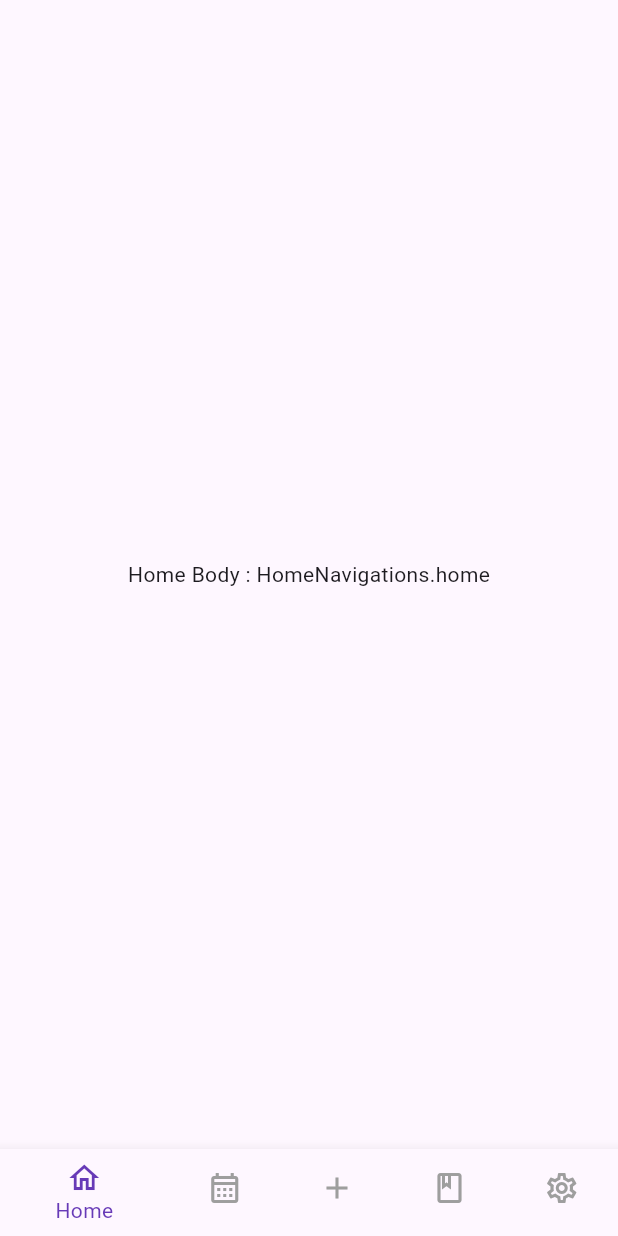
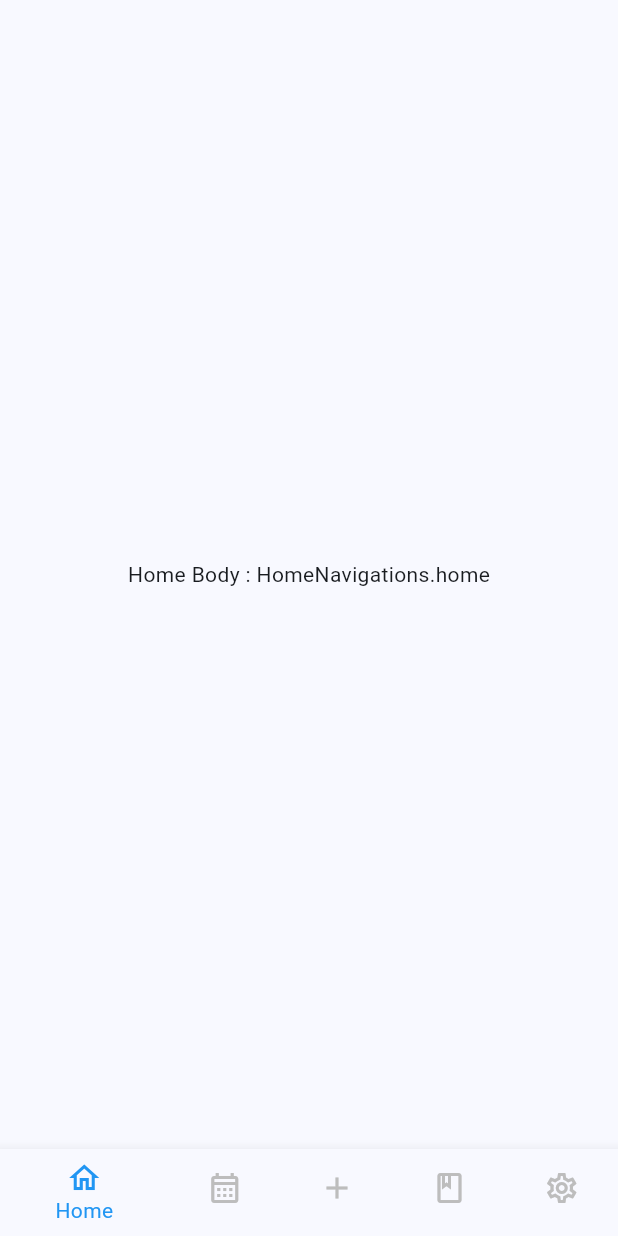
Before and after one commit to geminiApiDevKorea/diary_flutter, a Flutter app: the screen it shows after launch, after a tap on "Get started", on a phone screen of 412 x 824 dp. Run offline on Flutter 3.47's test engine with Material 3 defaults, Android fonts, the light colour scheme and no system bars.

Commit message:
일기 작성 화면 기본 구현

```diff
--- a/lib/main.dart
+++ b/lib/main.dart
@@ -17,17 +17,16 @@
       title: 'Music Diary',
       debugShowCheckedModeBanner: false,
       theme: ThemeData(
-        colorScheme: ColorScheme.fromSeed(seedColor: Colors.deepPurple),
-        bottomNavigationBarTheme: const BottomNavigationBarThemeData(
-          selectedItemColor: Colors.deepPurple,
-          unselectedItemColor: Colors.grey,
+        colorScheme: ColorScheme.fromSeed(seedColor: Colors.blue),
+        bottomNavigationBarTheme: BottomNavigationBarThemeData(
+          selectedItemColor: Colors.blue,
+          unselectedItemColor: Colors.grey[400],
         ),
         useMaterial3: true,
       ),
-      initialRoute: '/',
+      home: const SplashScreen(),
       routes: {
-        '/': (context) => const SplashScreen(),
-        '/home': (context) {
+        HomeScreen.routeName: (context) {
           return HomeScreen(
             homeNavigationNotifier: HomeNavigationNotifier(
               HomeNavigations.home,
--- a/lib/presentation/home/home_body.dart
+++ b/lib/presentation/home/home_body.dart
@@ -1,4 +1,7 @@
+import 'package:diary_flutter/common/enums.dart';
 import 'package:diary_flutter/common/types.dart';
+import 'package:diary_flutter/presentation/home/home_temporary_tab.dart';
+import 'package:diary_flutter/presentation/log/home_log_tab.dart';
 import 'package:flutter/material.dart';
 
 class HomeBody extends StatelessWidget {
@@ -12,10 +15,9 @@ class HomeBody extends StatelessWidget {
   Widget build(BuildContext context) {
     return ValueListenableBuilder(
       valueListenable: homeNavigationNotifier,
-      builder: (context, value, child) {
-        return Center(
-          child: Text('Home Body : ${homeNavigationNotifier.value}'),
-        );
+      builder: (context, value, child) => switch (value) {
+        HomeNavigations.log => const HomeLogTab(),
+        _ => HomeTemporaryTab(homeNavigations: value),
       },
     );
   }
--- a/lib/presentation/home/home_bottom_navigation_bar.dart
+++ b/lib/presentation/home/home_bottom_navigation_bar.dart
@@ -10,11 +10,7 @@ class HomeBottomNavigationBar extends StatelessWidget {
   });
 
   _onTap(int index) {
-    final selectedTap = HomeNavigations.values[index];
-    // log인 경우 일기 작성창을 modal로 띄우고 나머지는 화면 갱신
-    if (selectedTap != HomeNavigations.log) {
-      homeNavigationNotifier.value = selectedTap;
-    }
+    homeNavigationNotifier.value = HomeNavigations.values[index];
   }
 
   @override
--- /dev/null
+++ b/lib/presentation/home/home_temporary_tab.dart
@@ -0,0 +1,17 @@
+import 'package:diary_flutter/common/enums.dart';
+import 'package:flutter/material.dart';
+
+class HomeTemporaryTab extends StatelessWidget {
+  final HomeNavigations homeNavigations;
+  const HomeTemporaryTab({
+    super.key,
+    required this.homeNavigations,
+  });
+
+  @override
+  Widget build(BuildContext context) {
+    return Center(
+      child: Text('Home Body : $homeNavigations'),
+    );
+  }
+}
--- a/lib/presentation/home_screen.dart
+++ b/lib/presentation/home_screen.dart
@@ -4,6 +4,7 @@ import 'package:diary_flutter/presentation/home/home_bottom_navigation_bar.dart'
 import 'package:flutter/material.dart';
 
 class HomeScreen extends StatelessWidget {
+  static const String routeName = '/home';
   final HomeNavigationNotifier homeNavigationNotifier;
   const HomeScreen({super.key, required this.homeNavigationNotifier});
 
--- a/lib/presentation/splash_screen.dart
+++ b/lib/presentation/splash_screen.dart
@@ -1,3 +1,5 @@
+import 'package:diary_flutter/common/enums.dart';
+import 'package:diary_flutter/presentation/home_screen.dart';
 import 'package:flutter/material.dart';
 
 class SplashScreen extends StatelessWidget {
@@ -31,8 +33,11 @@ class SplashScreen extends StatelessWidget {
               width: double.infinity,
               height: 60,
               child: ElevatedButton(
-                onPressed: () =>
-                    Navigator.pushReplacementNamed(context, '/home'),
+                onPressed: () => Navigator.pushReplacementNamed(
+                  context,
+                  HomeScreen.routeName,
+                  arguments: HomeNavigations.home,
+                ),
                 child: Text(
                   'Get started',
                   style: textTheme.labelLarge,
--- a/pubspec.yaml
+++ b/pubspec.yaml
@@ -35,6 +35,7 @@ dependencies:
   # The following adds the Cupertino Icons font to your application.
   # Use with the CupertinoIcons class for iOS style icons.
   cupertino_icons: ^1.0.8
+  shared_preferences: ^2.2.3
 
 dev_dependencies:
   flutter_test:
```
Also changed, not shown: lib/common/enums.dart (+24 -0 lines), lib/presentation/log/diary_editor.dart (added, +41 -0 lines), lib/presentation/log/home_log_tab.dart (added, +70 -0 lines), lib/presentation/log/mood_items.dart (added, +42 -0 lines), lib/presentation/log/music_items.dart (added, +41 -0 lines), 7 other files.
